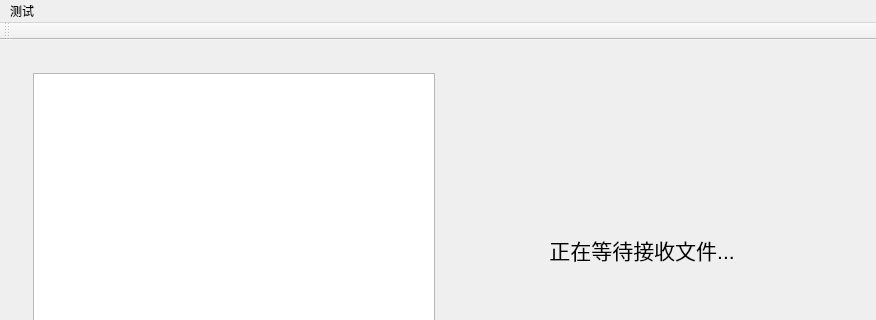
Qt form HotaruFileTransfer.ui (Azure-Sora/HotaruFileTransfer) before a commit; both pictures show x 0 to 876 and y 0 to 320 of the 876 by 543 pixel window.
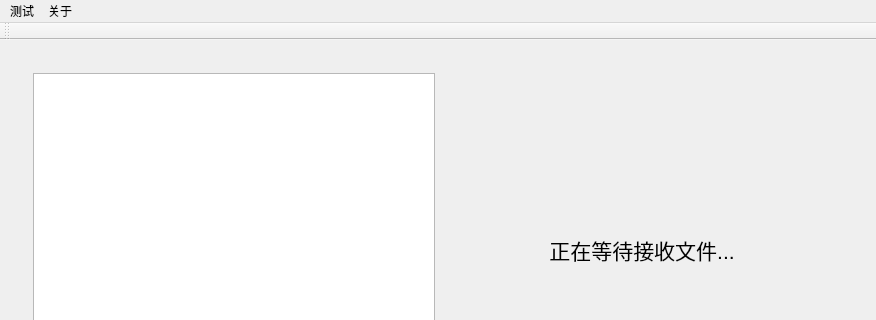
The same form after that commit. The open tabs and pages were chosen to show the change.

Commit message: 新增关于界面，更换图标

```diff
--- a/HotaruFileTransfer.ui
+++ b/HotaruFileTransfer.ui
@@ -354,7 +354,7 @@
      <x>0</x>
      <y>0</y>
      <width>876</width>
-     <height>25</height>
+     <height>24</height>
     </rect>
    </property>
    <widget class="QMenu" name="menu">
@@ -367,7 +367,13 @@
     <addaction name="separator"/>
     <addaction name="act_debugMode"/>
    </widget>
+   <widget class="QMenu" name="about">
+    <property name="title">
+     <string>关于</string>
+    </property>
+   </widget>
    <addaction name="menu"/>
+   <addaction name="about"/>
   </widget>
   <widget class="QToolBar" name="mainToolBar">
    <attribute name="toolBarArea">
```
Left out of the diff: 2 changed lines with no effect on the pictures. The commit also changes 13 other files.
